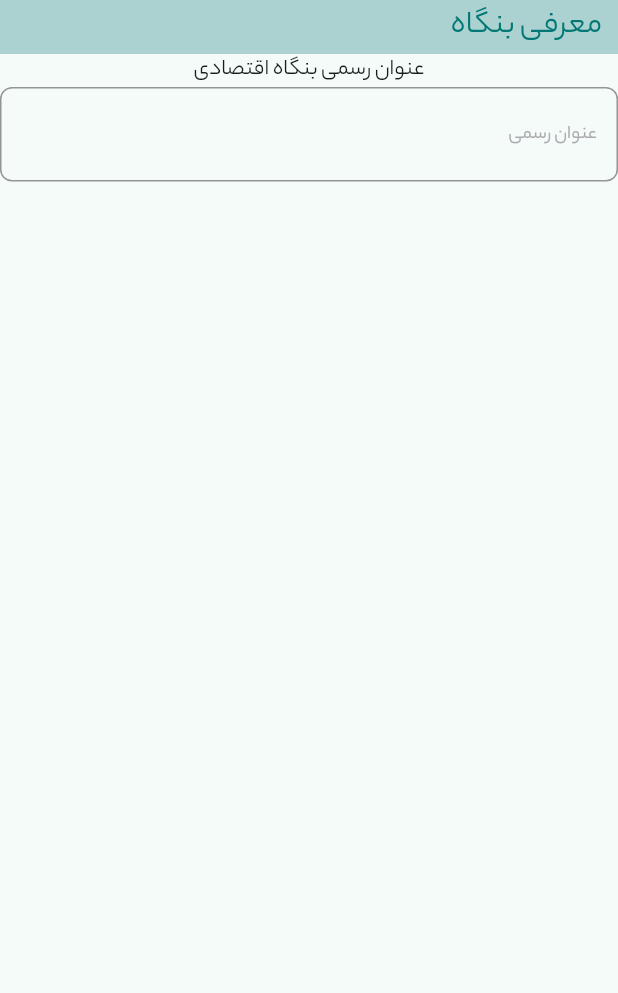
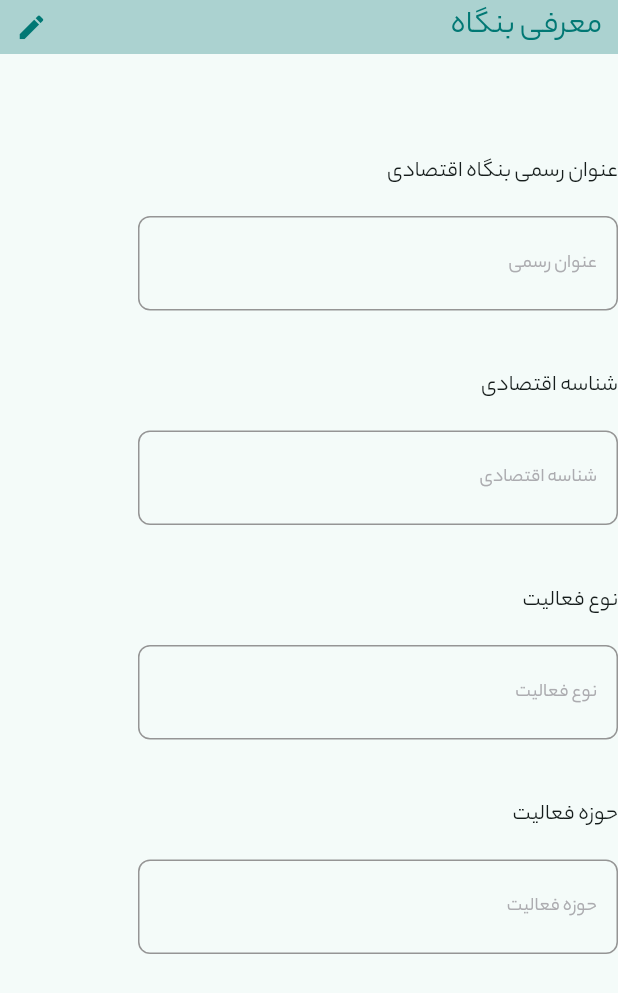
Before and after one commit to P-B1101/scf-auth, a Flutter app: the CompanyIntroductionWidget widget shown alone on an empty page, opened directly with empty values, on a phone screen of 412 x 824 dp. Shown: the top 993 px of the screen. Run offline on Flutter 3.47's test engine with Material 2 defaults, Android fonts, the phone set to English and light mode, and no system bars; our stand-ins replace auto_route, bloc, bloc_concurrency, dartz, equatable, file_picker and 11 more; missing offline and left inert: animation_wrappers, curl_generator, encrypt, persian_number_utility; accounts and stored records are empty; generated files the repository leaves out were written again; statements that could not run were skipped.

Commit message:
Introduce company

```diff
--- a/lib/feature/registration/presentation/cubit/registration_controller_state.dart
+++ b/lib/feature/registration/presentation/cubit/registration_controller_state.dart
@@ -184,22 +184,22 @@ class RegistrationControllerState extends Equatable {
 
   bool get isEnable {
     return true;
-    switch (step) {
-      case RegistrationSteps.companyIntroduction:
-        return _isCompanyIntroductionValid;
-      case RegistrationSteps.managementIntroduction:
-        return _isManagementIntroductionValid;
-      case RegistrationSteps.documentsUpload:
-        return _isDocumentsUploadValid;
-      case RegistrationSteps.suggestedCompany:
-        return _isSuggestedCompaniesValid;
-      case RegistrationSteps.contactInfo:
-        return _isContactInfoValid;
-      case RegistrationSteps.suggestedBranch:
-        return _isSuggestedBranchValid;
-      case RegistrationSteps.finalize:
-        return true;
-    }
+    // switch (step) {
+    //   case RegistrationSteps.companyIntroduction:
+    //     return _isCompanyIntroductionValid;
+    //   case RegistrationSteps.managementIntroduction:
+    //     return _isManagementIntroductionValid;
+    //   case RegistrationSteps.documentsUpload:
+    //     return _isDocumentsUploadValid;
+    //   case RegistrationSteps.suggestedCompany:
+    //     return _isSuggestedCompaniesValid;
+    //   case RegistrationSteps.contactInfo:
+    //     return _isContactInfoValid;
+    //   case RegistrationSteps.suggestedBranch:
+    //     return _isSuggestedBranchValid;
+    //   case RegistrationSteps.finalize:
+    //     return true;
+    // }
   }
 
   RegistrationSteps? get getInvalidStep {
--- a/lib/feature/registration/presentation/widget/finalize/company_introduction_widget.dart
+++ b/lib/feature/registration/presentation/widget/finalize/company_introduction_widget.dart
@@ -1,4 +1,6 @@
 import 'package:flutter/material.dart';
+import 'package:flutter_bloc/flutter_bloc.dart';
+import 'package:scf_auth/feature/registration/presentation/cubit/registration_controller_cubit.dart';
 import 'package:scf_auth/feature/registration/presentation/widget/finalize/edit_title.dart';
 import 'package:scf_auth/feature/registration/presentation/widget/finalize/read_only_widgets.dart';
 
@@ -9,14 +11,9 @@ class CompanyIntroductionWidget extends StatelessWidget {
   const CompanyIntroductionWidget({
     super.key,
     required this.onCompanyIntroEditClick,
-    required this.companyTitleController,
-    required this.companyTitleNode,
   });
 
   final Function() onCompanyIntroEditClick;
-
-  final TextEditingController companyTitleController;
-  final FocusNode companyTitleNode;
 
   @override
   Widget build(BuildContext context) {
@@ -26,19 +23,47 @@ class CompanyIntroductionWidget extends StatelessWidget {
           title: Strings.of(context).company_introduction,
           onEditClick: onCompanyIntroEditClick,
         ),
+        const SizedBox(height: 68),
         SizedBox(
           width: UiUtils.maxWidth,
-          child: Wrap(
-            alignment: WrapAlignment.spaceBetween,
-            children: [
-              ReadOnlyWidgets(
-                title: Strings.of(context).company_title_label,
-                //Todo: change it
-                hintTxt: 'عنوان رسمی',
-                controller: companyTitleController,
-                focusNode: companyTitleNode,
-              ),
-            ],
+          child: BlocBuilder<RegistrationControllerCubit,
+              RegistrationControllerState>(
+            builder: (context, state) {
+              return Wrap(
+                runSpacing: 40,
+                alignment: WrapAlignment.spaceBetween,
+                children: [
+                  //عنوان رسمی بنگاه اقتصادی
+                  ReadOnlyWidgets(
+                    label: Strings.of(context).company_title_label,
+                    hintTxt: Strings.of(context).official_title,
+                    value: state.companyTitle,
+                  ),
+                  //شناسه اقتصادی
+                  ReadOnlyWidgets(
+                    label: Strings.of(context).economic_id_label,
+                    hintTxt: Strings.of(context).economic_id_label,
+                    value: state.economicId,
+                  ),
+                  //نوع فعالیت
+                  ReadOnlyWidgets(
+                    label: Strings.of(context).activity_type_label,
+                    hintTxt: Strings.of(context).activity_type_label,
+                    value: state.activityType?.title,
+                  ),
+                  //حوزه فعالیت
+                  ...state.activityArea
+                      .map(
+                        (e) => ReadOnlyWidgets(
+                          label: Strings.of(context).activity_area_label,
+                          hintTxt: Strings.of(context).activity_area_label,
+                          value: e?.title ?? '',
+                        ),
+                      )
+                      .toList()
+                ],
+              );
+            },
           ),
         ),
       ],
--- a/lib/feature/registration/presentation/widget/finalize/edit_title.dart
+++ b/lib/feature/registration/presentation/widget/finalize/edit_title.dart
@@ -30,7 +30,13 @@ class EditTitle extends StatelessWidget {
                   fontWeight: Fonts.regular400,
                   color: MColors.primaryColor,
                 ),
-              )
+              ),
+              const Spacer(),
+              const Icon(
+                Icons.edit,
+                size: 21,
+                color: MColors.primaryColor,
+              ),
             ],
           ),
         ));
--- a/lib/feature/registration/presentation/widget/finalize/finalize_info_widget.dart
+++ b/lib/feature/registration/presentation/widget/finalize/finalize_info_widget.dart
@@ -32,11 +32,7 @@ class _BodyWidget extends StatefulWidget {
 }
 
 class __BodyWidgetState extends State<_BodyWidget> {
-
-
   // final _
-
-
 
   @override
   Widget build(BuildContext context) {
@@ -48,7 +44,9 @@ class __BodyWidgetState extends State<_BodyWidget> {
               const SizedBox(height: 48),
               _title,
               const SizedBox(height: 67),
-              // CompanyIntroductionWidget(onCompanyIntroEditClick: _onCompanyIntroEditClick)
+              CompanyIntroductionWidget(
+                onCompanyIntroEditClick: _onCompanyIntroEditClick,
+              )
               // FilesWidget(onEditClick: _onEditClick)
             ],
           ),
--- a/lib/feature/registration/presentation/widget/finalize/read_only_widgets.dart
+++ b/lib/feature/registration/presentation/widget/finalize/read_only_widgets.dart
@@ -1,29 +1,55 @@
 import 'package:flutter/material.dart';
 import 'package:scf_auth/core/components/input/m_input_widget.dart';
 
-class ReadOnlyWidgets extends StatelessWidget {
+import '../../../../../core/utils/ui_utils.dart';
+
+class ReadOnlyWidgets extends StatefulWidget {
   const ReadOnlyWidgets({
     super.key,
-    required this.title,
+    required this.label,
     required this.hintTxt,
-    required this.controller,
-    required this.focusNode,
+    required this.value,
   });
 
-  final String title;
+  final String? label;
   final String hintTxt;
-  final TextEditingController controller;
-  final FocusNode focusNode;
+  final String? value;
+
+  @override
+  State<ReadOnlyWidgets> createState() => _ReadOnlyWidgetsState();
+}
+
+class _ReadOnlyWidgetsState extends State<ReadOnlyWidgets> {
+  final _controller = TextEditingController();
+  final _focusNode = FocusNode();
+
+  @override
+  void initState() {
+    super.initState();
+    _controller.text = widget.value ?? '';
+  }
+
+  @override
+  void didUpdateWidget(covariant ReadOnlyWidgets oldWidget) {
+    super.didUpdateWidget(oldWidget);
+    _controller.text = widget.value ?? '';
+  }
 
   @override
   Widget build(BuildContext context) {
     return Column(
+      crossAxisAlignment: CrossAxisAlignment.start,
       children: [
-        Text(title, style: const TextStyle()),
-        MInputWidget(
-          controller: controller,
-          focusNode: focusNode,
-          hint: hintTxt,
+        Text(widget.label ?? '', style: const TextStyle()),
+        const SizedBox(height: 18),
+        SizedBox(
+          width: UiUtils.maxInputSize,
+          child: MInputWidget(
+            controller: _controller,
+            focusNode: _focusNode,
+            hint: widget.hintTxt,
+            isReadOnly: true,
+          ),
         ),
       ],
     );
--- a/lib/l10n/app_fa.arb
+++ b/lib/l10n/app_fa.arb
@@ -17,6 +17,7 @@
     "company_title_hint": "عنوان رسمی بنگاه اقتصادی را وارد کنید",
     "economic_id_hint": "شناسه اقتصادی را وارد کنید",
     "economic_id_label": "شناسه اقتصادی",
+    "economic_id_hint2": "957463",
     "next_step_label": "مرحله بعد",
     "back_to_main_page": "بازگشت به صفحه اول",
     "empty_company_title_error": "وارد کردن عنوان رسمی بنگاه اقتصادی اجباری است",
@@ -151,5 +152,6 @@
     "correction": "اصلاح",
     "verb": "کنید.",
     "company_introduction": "معرفی بنگاه",
-    "files": "فایل‌ها"
+    "files": "فایل‌ها",
+    "official_title": "عنوان رسمی"
 }
```
